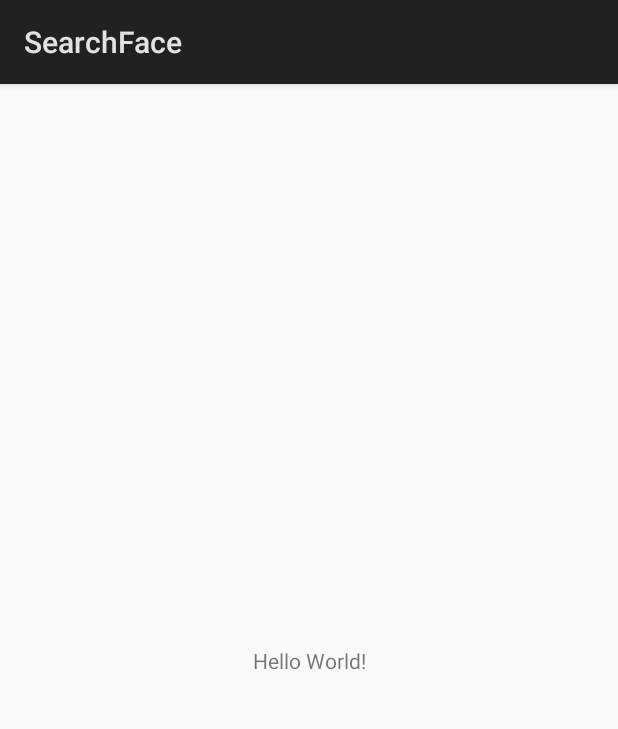
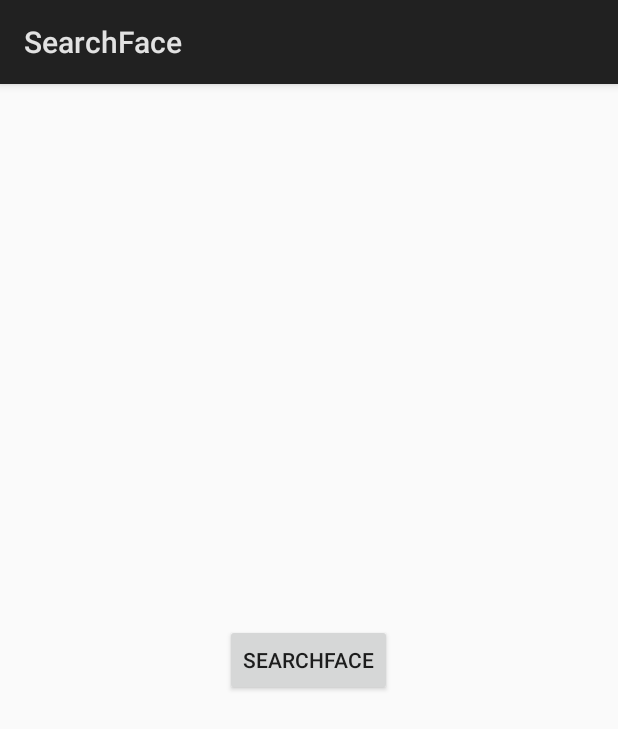
Before and after one commit to arkty/searchface, an Android app: the screen it shows after launch (MainActivity), on a phone screen of 412 x 824 dp. Shown: the top 729 px of the screen. Run offline under Robolectric (Android 15) with nearby library versions, the phone set to English and light mode, and no system bars; libraries missing offline, so code that uses them is left out: kotlinx.coroutines.experimental; 2 statements that could not run were skipped.

Commit message:
Sort of first concept

```diff
--- a/app/src/main/AndroidManifest.xml
+++ b/app/src/main/AndroidManifest.xml
@@ -2,7 +2,10 @@
 <manifest xmlns:android="http://schemas.android.com/apk/res/android"
     package="ru.trinitydigital.searchface">
 
+    <uses-permission android:name="android.permission.WRITE_EXTERNAL_STORAGE" />
+
     <application
+        android:name=".Core"
         android:allowBackup="true"
         android:icon="@mipmap/ic_launcher"
         android:label="@string/app_name"
--- /dev/null
+++ b/app/src/main/java/ru/trinitydigital/searchface/Core.kt
@@ -0,0 +1,14 @@
+package ru.trinitydigital.searchface
+
+import android.app.Application
+
+/**
+ * Author: Andrey Khitryy
+ * Email: andrey.khitryy@gmail.com
+ */
+class Core : Application(){
+
+    override fun onCreate() {
+        super.onCreate()
+    }
+}
--- a/app/src/main/java/ru/trinitydigital/searchface/MainActivity.kt
+++ b/app/src/main/java/ru/trinitydigital/searchface/MainActivity.kt
@@ -1,17 +1,85 @@
 package ru.trinitydigital.searchface
 
+import android.Manifest
 import android.app.Activity
+import android.content.Intent
+import android.content.pm.PackageManager
+import android.graphics.Bitmap
 import android.os.Bundle
-import kotlinx.android.synthetic.main.activity_main.*
+import android.provider.MediaStore
+import android.util.Log
+import android.view.View
+import kotlinx.coroutines.experimental.CommonPool
+import kotlinx.coroutines.experimental.async
+import kotlinx.coroutines.experimental.launch
+import ru.trinitydigital.searchface.dlib.FaceRecognition
+import ru.trinitydigital.searchface.dlib.getRandomImageFile
+import ru.trinitydigital.searchface.dlib.init
+import java.io.FileOutputStream
+import java.io.IOException
 
 class MainActivity : Activity() {
-
+    lateinit var recognizer: FaceRecognition
     override fun onCreate(savedInstanceState: Bundle?) {
         super.onCreate(savedInstanceState)
         setContentView(R.layout.activity_main)
+        findViewById<View>(R.id.sample_text).setOnClickListener {
+            val pickPhoto = Intent(Intent.ACTION_PICK, MediaStore.Images.Media.EXTERNAL_CONTENT_URI)
+            startActivityForResult(pickPhoto, 1)
+        }
+        // Example of a call to a native method
+        initThis()
+    }
 
-        // Example of a call to a native method
-        sample_text.text = stringFromJNI()
+    private fun initThis() {
+        if (checkSelfPermission(Manifest.permission.WRITE_EXTERNAL_STORAGE) == PackageManager.PERMISSION_GRANTED) {
+            init(this) { f ->
+                recognizer = f
+            }
+        } else {
+            requestPermissions(arrayOf(Manifest.permission.WRITE_EXTERNAL_STORAGE), 17)
+        }
+    }
+
+    override fun onRequestPermissionsResult(requestCode: Int, permissions: Array<out String>?, grantResults: IntArray?) {
+        super.onRequestPermissionsResult(requestCode, permissions, grantResults)
+        initThis()
+    }
+
+    override fun onActivityResult(requestCode: Int, resultCode: Int, data: Intent?) {
+        if (requestCode == 1) {
+            val selectedImage = data?.data
+            Log.v("MainActivity", "onActivityResult")
+            try {
+                val bitmap = MediaStore.Images.Media.getBitmap(this.contentResolver, selectedImage)
+
+                launch {
+                    val face = async(CommonPool) {
+                        val scaledBitmap = scaleDown(bitmap, 500.toFloat(), true)
+                        val file = getRandomImageFile()
+                        try {
+                            val out = FileOutputStream(file)
+                            scaledBitmap.compress(Bitmap.CompressFormat.JPEG, 100, out)
+                        } catch (e: IOException) {
+                            e.printStackTrace()
+                        }
+
+                        bitmap.recycle()
+                        Log.v("MainActivity", "filePath = ${file.absoluteFile}")
+                        recognizer.getFace(scaledBitmap)
+                    }.await()
+
+                    Log.v("FACERECON", "faces = ${face.size}")
+                    face.forEach {
+                        Log.v("FACERECON", "f = $it")
+                    }
+                }
+
+            } catch (e: Exception) {
+                e.printStackTrace()
+            }
+
+        }
     }
 
     /**
@@ -19,6 +87,17 @@ class MainActivity : Activity() {
      * which is packaged with this application.
      */
     external fun stringFromJNI(): String
+
+    fun scaleDown(realImage: Bitmap, maxImageSize: Float, filter: Boolean): Bitmap {
+        val ratio = Math.min(
+                maxImageSize / realImage.width,
+                maxImageSize / realImage.height)
+        val width = Math.round(ratio * realImage.width)
+        val height = Math.round(ratio * realImage.height)
+
+        return Bitmap.createScaledBitmap(realImage, width,
+                height, filter)
+    }
 
     companion object {
 
--- /dev/null
+++ b/app/src/main/java/ru/trinitydigital/searchface/dlib/FaceRecognition.java
@@ -0,0 +1,46 @@
+package ru.trinitydigital.searchface.dlib;
+
+import android.graphics.Bitmap;
+import android.util.Log;
+
+/**
+ * Author: Andrey Khitryy
+ * Email: andrey.khitryy@gmail.com
+ */
+public class FaceRecognition {
+    private static final String TAG = "dlib";
+
+    // accessed by native methods
+    @SuppressWarnings("unused")
+    private long mNativeFaceRecContext;
+
+    static {
+        try {
+            System.loadLibrary("android_dlib");
+            jniNativeClassInit();
+            Log.d(TAG, "jniNativeClassInit success");
+        } catch (UnsatisfiedLinkError e) {
+            Log.e(TAG, "library not found");
+        }
+    }
+
+    public FaceRecognition(String dir) {
+        jniInit(dir);
+    }
+
+    public synchronized native float[] getFace(Bitmap path);
+
+    @Override
+    protected void finalize() throws Throwable {
+        super.finalize();
+        jniDeInit();
+    }
+
+    private native static void jniNativeClassInit();
+
+    private synchronized native int jniInit(String sample_dir_path);
+
+    private synchronized native int jniDeInit();
+
+
+}
--- /dev/null
+++ b/app/src/main/java/ru/trinitydigital/searchface/dlib/Utils.kt
@@ -0,0 +1,81 @@
+package ru.trinitydigital.searchface.dlib
+
+import android.content.Context
+import android.os.Environment
+import ru.trinitydigital.searchface.R
+import java.io.File
+import java.io.FileOutputStream
+import java.io.IOException
+
+/**
+ * Author: Andrey Khitryy
+ * Email: andrey.khitryy@gmail.com
+ */
+fun init(context: Context, onComplete: (FaceRecognition) -> Unit){
+    val folder = File(getDLibDirectoryPath())
+    if (!folder.exists()) {
+        folder.mkdirs()
+    }
+    if (!File(getFaceShapeModelPath()).exists()) {
+        copyFileFromRawToOthers(context, R.raw.shape_predictor_5_face_landmarks, getFaceShapeModelPath())
+    }
+    if (!File(getFaceDescriptorModelPath()).exists()) {
+        copyFileFromRawToOthers(context, R.raw.dlib_face_recognition_resnet_model_v1, getFaceDescriptorModelPath())
+    }
+    onComplete.invoke(FaceRecognition(getDLibDirectoryPath()))
+}
+
+public fun getRandomImageFile(): File {
+    val file = "/sdcard/DCIM/Camera/.searchface.jpg"
+    return File(file)
+}
+
+public fun getImagesDirectoryPath(): String {
+    val sdcard = Environment.getExternalStorageDirectory()
+
+    val folder =  sdcard.absolutePath + File.separator + ".searchface" + File.separator + "photos"
+    File(folder).let {
+        if(!it.exists()) it.mkdirs()
+    }
+    return folder
+}
+
+private fun getDLibDirectoryPath(): String {
+    val sdcard = Environment.getExternalStorageDirectory()
+    return sdcard.absolutePath + File.separator + ".searchface"
+}
+
+private fun getFaceShapeModelPath(): String {
+    return getDLibDirectoryPath() + File.separator + "shape_predictor_5_face_landmarks.dat"
+}
+
+private fun getFaceDescriptorModelPath(): String {
+    return getDLibDirectoryPath() + File.separator + "dlib_face_recognition_resnet_model_v1.dat"
+}
+
+private fun copyFileFromRawToOthers(context: Context, id: Int, targetPath: String) {
+    val inp = context.resources.openRawResource(id)
+    var out: FileOutputStream? = null
+    try {
+        out = FileOutputStream(targetPath)
+        val buff = ByteArray(1024)
+        while (true){
+            val read = inp.read(buff)
+            if(read > 0) {
+                out.write(buff, 0, read)
+            }
+            else {
+                break
+            }
+        }
+    } catch (e: Exception) {
+        e.printStackTrace()
+    } finally {
+        try {
+            inp?.close()
+            out?.close()
+        } catch (e: IOException) {
+            e.printStackTrace()
+        }
+    }
+}
--- a/app/src/main/res/layout/activity_main.xml
+++ b/app/src/main/res/layout/activity_main.xml
@@ -1,19 +1,15 @@
 <?xml version="1.0" encoding="utf-8"?>
-<android.support.constraint.ConstraintLayout xmlns:android="http://schemas.android.com/apk/res/android"
-    xmlns:app="http://schemas.android.com/apk/res-auto"
+<RelativeLayout xmlns:android="http://schemas.android.com/apk/res/android"
     xmlns:tools="http://schemas.android.com/tools"
     android:layout_width="match_parent"
     android:layout_height="match_parent"
     tools:context=".MainActivity">
 
-    <TextView
+    <Button
         android:id="@+id/sample_text"
         android:layout_width="wrap_content"
         android:layout_height="wrap_content"
-        android:text="Hello World!"
-        app:layout_constraintBottom_toBottomOf="parent"
-        app:layout_constraintLeft_toLeftOf="parent"
-        app:layout_constraintRight_toRightOf="parent"
-        app:layout_constraintTop_toTopOf="parent" />
+        android:text="SearchFace"
+        android:layout_centerInParent="true"/>
 
-</android.support.constraint.ConstraintLayout>
+</RelativeLayout>
--- a/gradle.properties
+++ b/gradle.properties
@@ -11,3 +11,4 @@ org.gradle.jvmargs=-Xmx1536m
 # This option should only be used with decoupled projects. More details, visit
 # http://www.gradle.org/docs/current/userguide/multi_project_builds.html#sec:decoupled_projects
 # org.gradle.parallel=true
+kotlin.coroutines=enable
```
Also changed, not shown: app/build.gradle (+2 -8 lines), app/src/main/java/ru/trinitydigital/searchface/Api.kt (added, +12 -0 lines), 7 other files.
